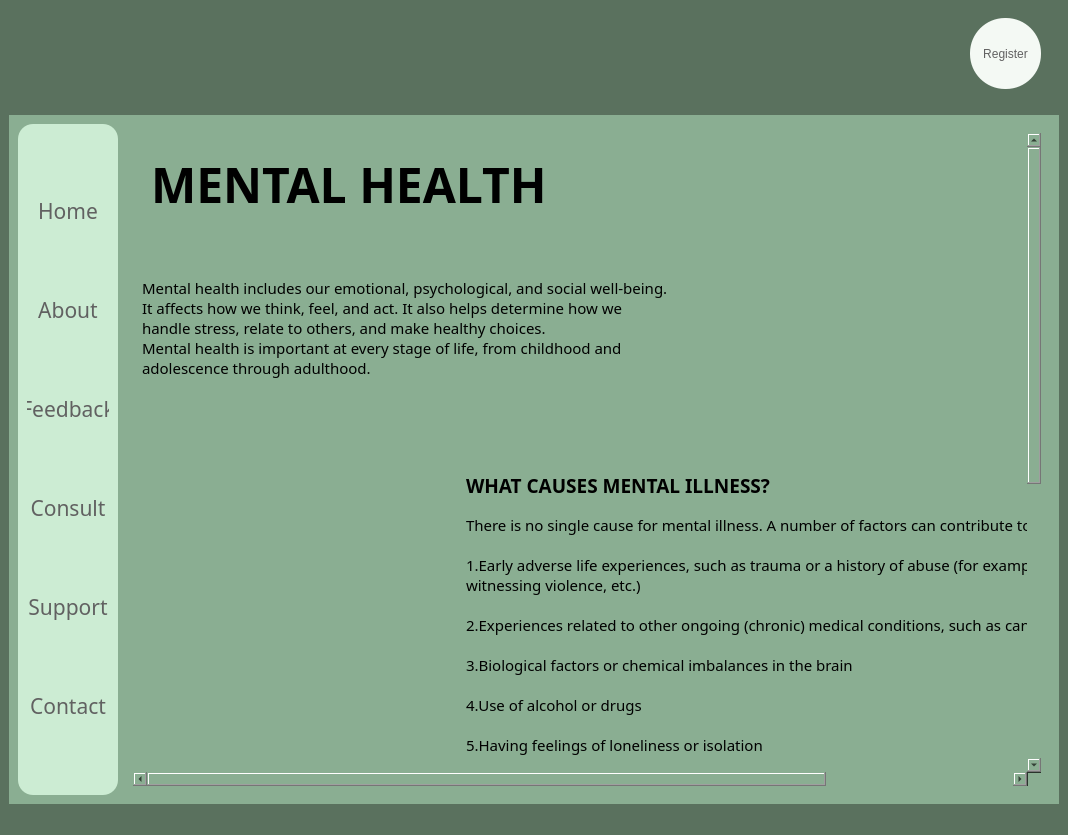
This is Mental_Health.ui in srishtiigautam/restorehealth as Qt 5 draws it before an edit. The edited form follows.
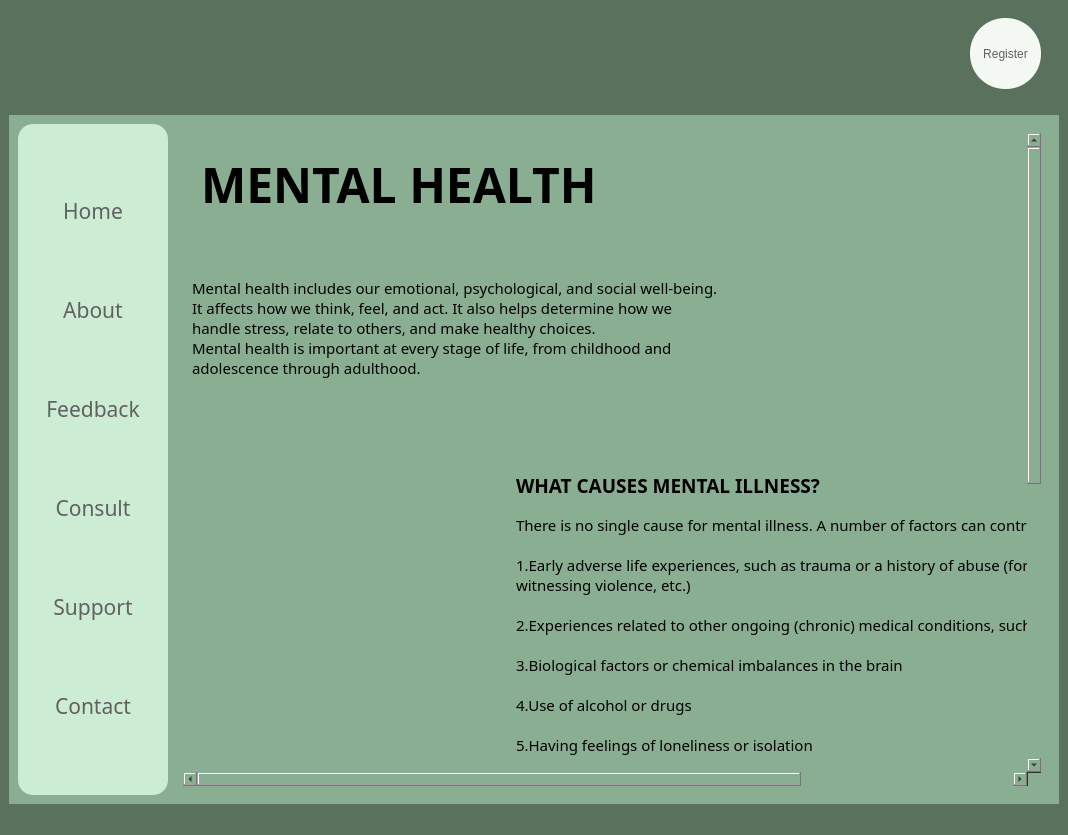
This is the edited form. Icons and pictures are not drawn.

Patch:
```diff
--- a/Mental_Health.ui
+++ b/Mental_Health.ui
@@ -186,6 +186,12 @@
       <layout class="QHBoxLayout" name="horizontalLayout">
        <item>
         <widget class="QFrame" name="frame_3">
+         <property name="minimumSize">
+          <size>
+           <width>150</width>
+           <height>0</height>
+          </size>
+         </property>
          <property name="maximumSize">
           <size>
            <width>100</width>
@@ -420,7 +426,7 @@
               <rect>
                <x>0</x>
                <y>0</y>
-               <width>1114</width>
+               <width>1105</width>
                <height>1034</height>
               </rect>
              </property>
```
Left out of the diff: 2 changed lines with no effect on the pictures.
